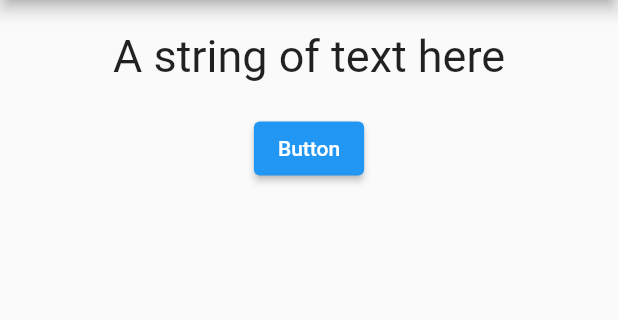
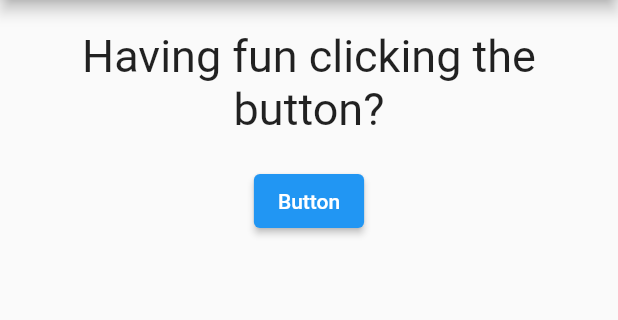
Before and after one commit to johnkueh/flutter-course, a Flutter app: the screen it shows after launch, after a tap on "Button", on a phone screen of 412 x 824 dp, the part 84-404 px from its top. Run offline on Flutter 3.47's test engine with Material 2 defaults, Android fonts, the phone set to English and light mode, and no system bars.

Commit message:
Able to select next string when button is clicked

```diff
--- a/widgets_basics_assignment/lib/text_control.dart
+++ b/widgets_basics_assignment/lib/text_control.dart
@@ -1,4 +1,5 @@
 import 'package:flutter/material.dart';
+import 'package:flutter_assignment/text_label.dart';
 
 class TextControl extends StatefulWidget {
   const TextControl({Key? key}) : super(key: key);
@@ -7,9 +8,24 @@ class TextControl extends StatefulWidget {
   _TextControlState createState() => _TextControlState();
 }
 
+const textStrings = [
+  "Welcome to my app",
+  "Having fun clicking the button?",
+  "Please click the button again",
+  "Great to know you"
+];
+
 class _TextControlState extends State<TextControl> {
+  var _selectedIndex = 0;
+
   void _onPressed() {
-    print('Pressed button');
+    setState(() {
+      if (_selectedIndex < textStrings.length - 1) {
+        _selectedIndex += 1;
+      } else {
+        _selectedIndex = 0;
+      }
+    });
   }
 
   @override
@@ -17,10 +33,7 @@ class _TextControlState extends State<TextControl> {
     return Column(children: [
       Container(
           padding: EdgeInsets.all(20),
-          child: Text(
-            "A string of text here",
-            style: TextStyle(fontSize: 30),
-          )),
+          child: TextLabel(title: textStrings[_selectedIndex])),
       ElevatedButton(
         onPressed: _onPressed,
         child: Text("Button"),
--- /dev/null
+++ b/widgets_basics_assignment/lib/text_label.dart
@@ -0,0 +1,16 @@
+import 'package:flutter/material.dart';
+
+class TextLabel extends StatelessWidget {
+  final String title;
+
+  TextLabel({required this.title});
+
+  @override
+  Widget build(BuildContext context) {
+    return Text(
+      title,
+      textAlign: TextAlign.center,
+      style: TextStyle(fontSize: 30),
+    );
+  }
+}
```
